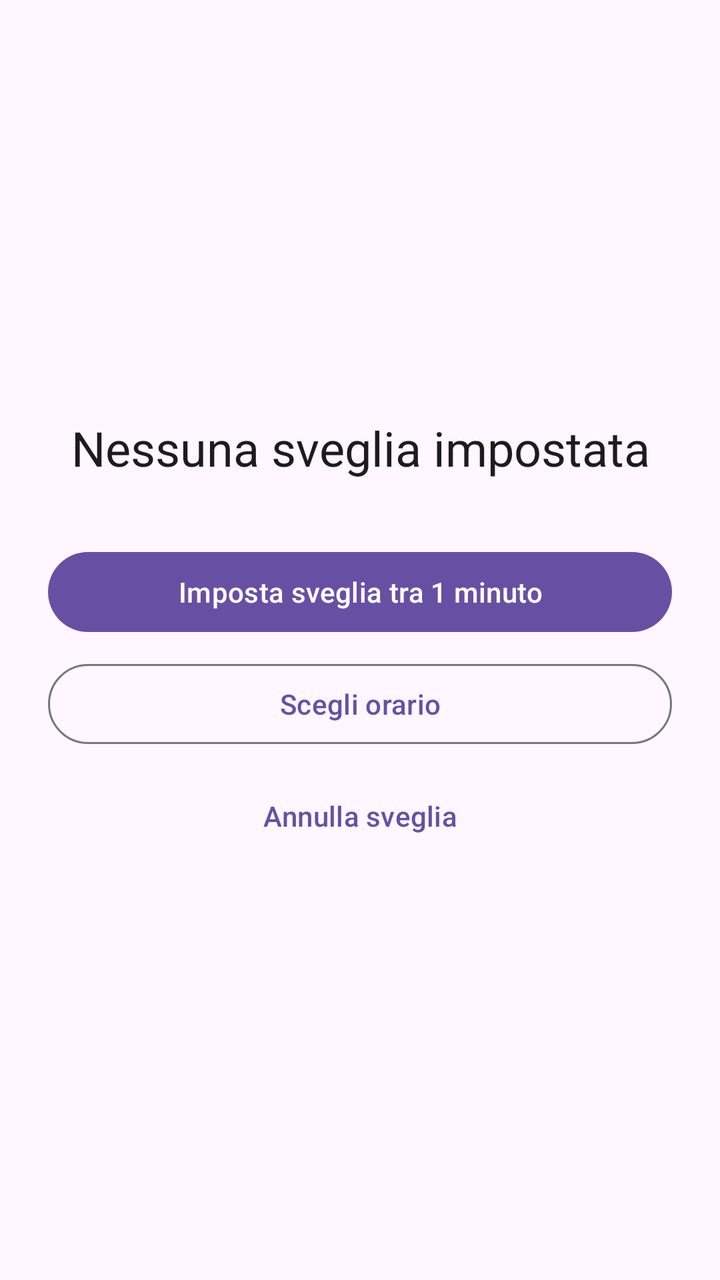
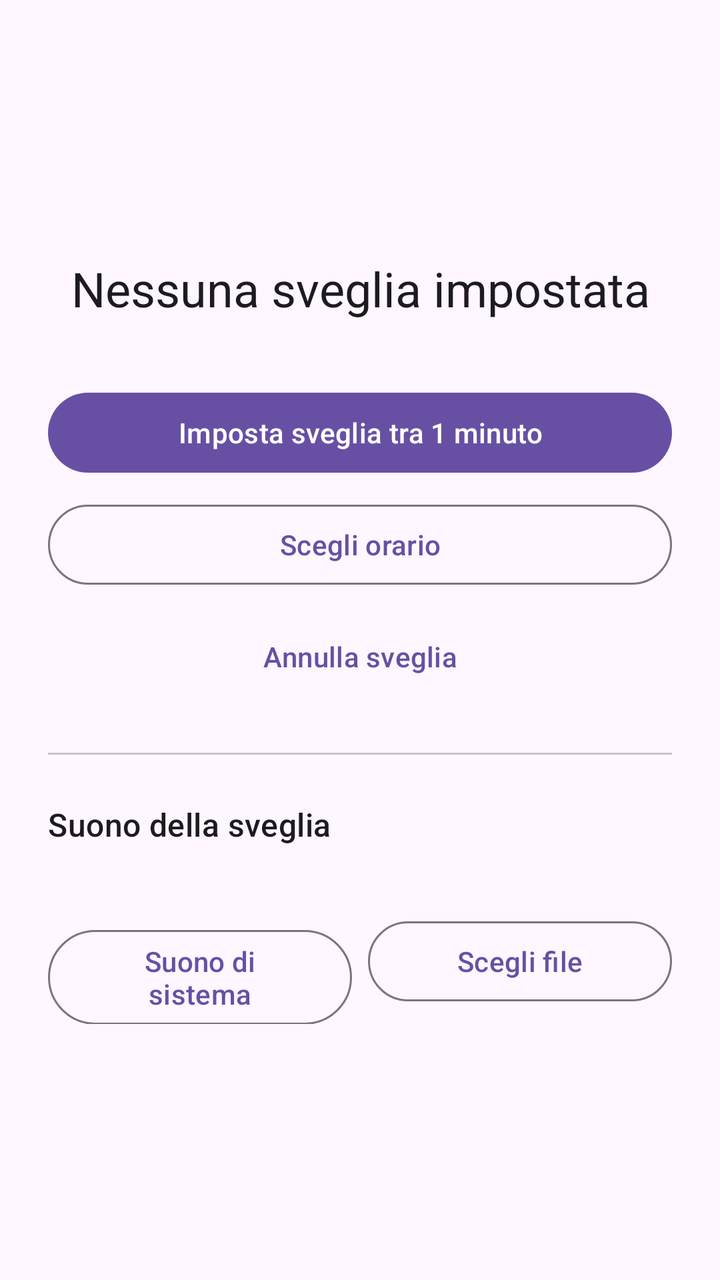

An Android layout rendered at two revisions. The XML below is the earlier revision; the diff shows what the commit changed to produce the second picture.
<!-- AndroidManifest.xml: application theme Theme.Sveglia -->
<!-- res/layout/activity_main.xml -->
<?xml version="1.0" encoding="utf-8"?>
<LinearLayout xmlns:android="http://schemas.android.com/apk/res/android"
    android:layout_width="match_parent"
    android:layout_height="match_parent"
    android:fitsSystemWindows="true"
    android:gravity="center"
    android:orientation="vertical"
    android:padding="24dp">

    <TextView
        android:id="@+id/status_text"
        android:layout_width="wrap_content"
        android:layout_height="wrap_content"
        android:layout_marginBottom="32dp"
        android:gravity="center"
        android:text="@string/no_alarm"
        android:textAppearance="?attr/textAppearanceHeadlineSmall" />

    <com.google.android.material.button.MaterialButton
        android:id="@+id/button_in_one_minute"
        android:layout_width="match_parent"
        android:layout_height="wrap_content"
        android:text="@string/set_in_one_minute" />

    <com.google.android.material.button.MaterialButton
        android:id="@+id/button_pick_time"
        style="?attr/materialButtonOutlinedStyle"
        android:layout_width="match_parent"
        android:layout_height="wrap_content"
        android:layout_marginTop="8dp"
        android:text="@string/pick_time" />

    <com.google.android.material.button.MaterialButton
        android:id="@+id/button_cancel"
        style="?attr/borderlessButtonStyle"
        android:layout_width="match_parent"
        android:layout_height="wrap_content"
        android:layout_marginTop="8dp"
        android:text="@string/cancel_alarm" />

</LinearLayout>
<!-- resources referenced by this layout -->
<resources>
  <string name="cancel_alarm">Annulla sveglia</string>
  <string name="no_alarm">Nessuna sveglia impostata</string>
  <string name="pick_time">Scegli orario</string>
  <string name="set_in_one_minute">Imposta sveglia tra 1 minuto</string>
  <style name="Theme.Sveglia" parent="Theme.Material3.DayNight.NoActionBar" />
</resources>

<!-- the commit's change to res/layout/activity_main.xml (unified diff, before → after) -->
@@ -1,41 +1,91 @@
 <?xml version="1.0" encoding="utf-8"?>
-<LinearLayout xmlns:android="http://schemas.android.com/apk/res/android"
+<ScrollView xmlns:android="http://schemas.android.com/apk/res/android"
     android:layout_width="match_parent"
     android:layout_height="match_parent"
-    android:fitsSystemWindows="true"
-    android:gravity="center"
-    android:orientation="vertical"
-    android:padding="24dp">
+    android:fillViewport="true"
+    android:fitsSystemWindows="true">
 
-    <TextView
-        android:id="@+id/status_text"
-        android:layout_width="wrap_content"
-        android:layout_height="wrap_content"
-        android:layout_marginBottom="32dp"
-        android:gravity="center"
-        android:text="@string/no_alarm"
-        android:textAppearance="?attr/textAppearanceHeadlineSmall" />
-
-    <com.google.android.material.button.MaterialButton
-        android:id="@+id/button_in_one_minute"
+    <LinearLayout
         android:layout_width="match_parent"
         android:layout_height="wrap_content"
-        android:text="@string/set_in_one_minute" />
+        android:gravity="center"
+        android:orientation="vertical"
+        android:padding="24dp">
 
-    <com.google.android.material.button.MaterialButton
-        android:id="@+id/button_pick_time"
-        style="?attr/materialButtonOutlinedStyle"
-        android:layout_width="match_parent"
-        android:layout_height="wrap_content"
-        android:layout_marginTop="8dp"
-        android:text="@string/pick_time" />
+        <TextView
+            android:id="@+id/status_text"
+            android:layout_width="wrap_content"
+            android:layout_height="wrap_content"
+            android:layout_marginBottom="32dp"
+            android:gravity="center"
+            android:text="@string/no_alarm"
+            android:textAppearance="?attr/textAppearanceHeadlineSmall" />
 
-    <com.google.android.material.button.MaterialButton
-        android:id="@+id/button_cancel"
-        style="?attr/borderlessButtonStyle"
-        android:layout_width="match_parent"
-        android:layout_height="wrap_content"
-        android:layout_marginTop="8dp"
-        android:text="@string/cancel_alarm" />
+        <com.google.android.material.button.MaterialButton
+            android:id="@+id/button_in_one_minute"
+            android:layout_width="match_parent"
+            android:layout_height="wrap_content"
+            android:text="@string/set_in_one_minute" />
 
-</LinearLayout>
+        <com.google.android.material.button.MaterialButton
+            android:id="@+id/button_pick_time"
+            style="?attr/materialButtonOutlinedStyle"
+            android:layout_width="match_parent"
+            android:layout_height="wrap_content"
+            android:layout_marginTop="8dp"
+            android:text="@string/pick_time" />
+
+        <com.google.android.material.button.MaterialButton
+            android:id="@+id/button_cancel"
+            style="?attr/borderlessButtonStyle"
+            android:layout_width="match_parent"
+            android:layout_height="wrap_content"
+            android:layout_marginTop="8dp"
+            android:text="@string/cancel_alarm" />
+
+        <com.google.android.material.divider.MaterialDivider
+            android:layout_width="match_parent"
+            android:layout_height="wrap_content"
+            android:layout_marginVertical="24dp" />
+
+        <TextView
+            android:layout_width="match_parent"
+            android:layout_height="wrap_content"
+            android:text="@string/sound_label"
+            android:textAppearance="?attr/textAppearanceTitleMedium" />
+
+        <TextView
+            android:id="@+id/sound_name"
+            android:layout_width="match_parent"
+            android:layout_height="wrap_content"
+            android:layout_marginTop="4dp"
+            android:textAppearance="?attr/textAppearanceBodyLarge" />
+
+        <LinearLayout
+            android:layout_width="match_parent"
+            android:layout_height="wrap_content"
+            android:layout_marginTop="8dp"
+            android:orientation="horizontal">
+
+            <com.google.android.material.button.MaterialButton
+                android:id="@+id/button_system_sound"
+                style="?attr/materialButtonOutlinedStyle"
+                android:layout_width="0dp"
+                android:layout_height="wrap_content"
+                android:layout_marginEnd="4dp"
+                android:layout_weight="1"
+                android:text="@string/pick_system_sound" />
+
+            <com.google.android.material.button.MaterialButton
+                android:id="@+id/button_file_sound"
+                style="?attr/materialButtonOutlinedStyle"
+                android:layout_width="0dp"
+                android:layout_height="wrap_content"
+                android:layout_marginStart="4dp"
+                android:layout_weight="1"
+                android:text="@string/pick_file_sound" />
+
+        </LinearLayout>
+
+    </LinearLayout>
+</ScrollView>
<!-- resource entries referenced after the edit -->
@@ -2,8 +2,11 @@
 <resources>
   <string name="cancel_alarm">Annulla sveglia</string>
   <string name="no_alarm">Nessuna sveglia impostata</string>
+  <string name="pick_file_sound">Scegli file</string>
+  <string name="pick_system_sound">Suono di sistema</string>
   <string name="pick_time">Scegli orario</string>
   <string name="set_in_one_minute">Imposta sveglia tra 1 minuto</string>
+  <string name="sound_label">Suono della sveglia</string>
   <style name="Theme.Sveglia" parent="Theme.Material3.DayNight.NoActionBar" />
 </resources>
 
